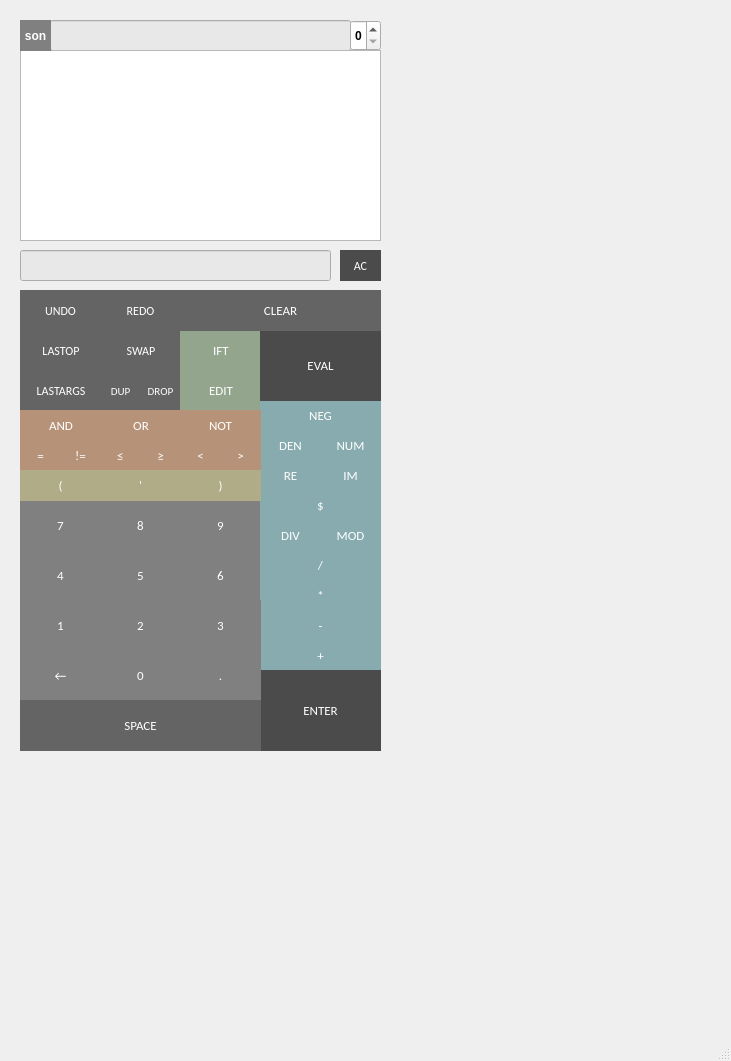
The window that mainwindow.ui (nicomarca/UTComputer) describes before a commit, drawn with Qt 5.
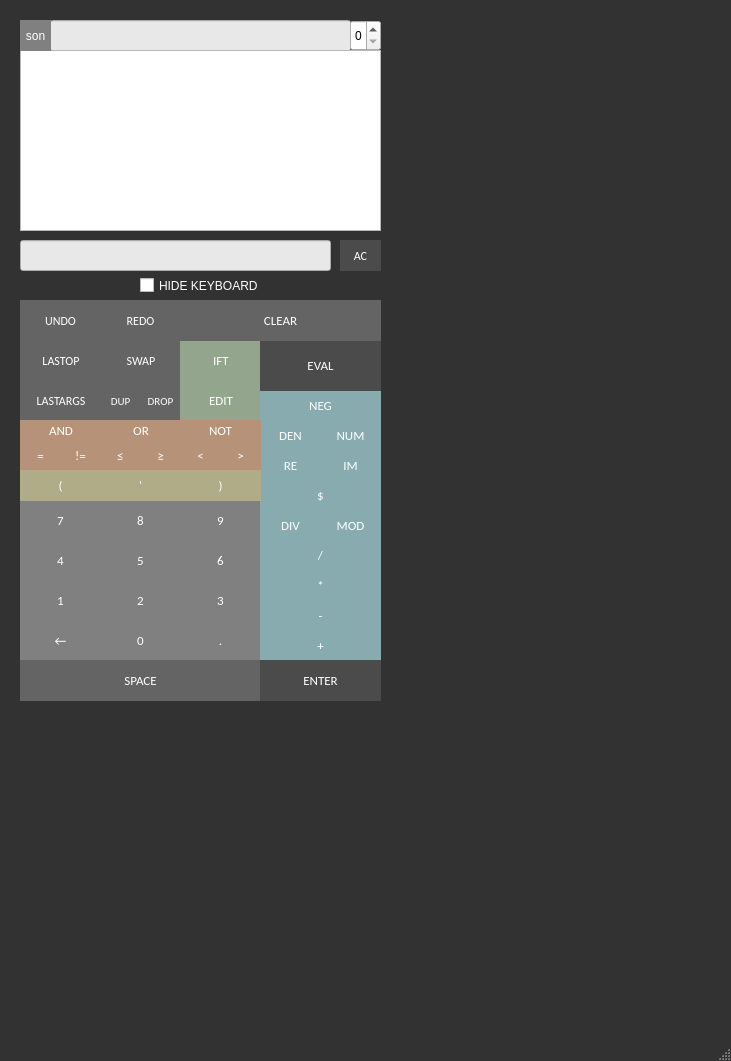
The same window after the commit.

```diff
--- a/mainwindow.ui
+++ b/mainwindow.ui
@@ -27,9 +27,7 @@
 
 QMainWindow {
 	background-color: rgb(50,50,50);
-}
-
-this-&gt;setFixedSize(500,500);</string>
+}</string>
   </property>
   <widget class="QWidget" name="centralWidget">
    <widget class="QLineEdit" name="expression">
@@ -39,7 +37,7 @@
     <property name="geometry">
      <rect>
       <x>20</x>
-      <y>250</y>
+      <y>240</y>
       <width>311</width>
       <height>31</height>
      </rect>
@@ -98,7 +96,7 @@
     <property name="geometry">
      <rect>
       <x>340</x>
-      <y>250</y>
+      <y>240</y>
       <width>41</width>
       <height>31</height>
      </rect>
@@ -148,7 +146,7 @@
     <property name="geometry">
      <rect>
       <x>260</x>
-      <y>610</y>
+      <y>600</y>
       <width>121</width>
       <height>31</height>
      </rect>
@@ -188,7 +186,7 @@
     <property name="geometry">
      <rect>
       <x>320</x>
-      <y>460</y>
+      <y>450</y>
       <width>61</width>
       <height>31</height>
      </rect>
@@ -228,9 +226,9 @@
     <property name="geometry">
      <rect>
       <x>260</x>
-      <y>330</y>
+      <y>340</y>
       <width>121</width>
-      <height>71</height>
+      <height>51</height>
      </rect>
     </property>
     <property name="font">
@@ -269,7 +267,7 @@
     <property name="geometry">
      <rect>
       <x>180</x>
-      <y>330</y>
+      <y>340</y>
       <width>82</width>
       <height>41</height>
      </rect>
@@ -310,7 +308,7 @@
     <property name="geometry">
      <rect>
       <x>320</x>
-      <y>520</y>
+      <y>510</y>
       <width>61</width>
       <height>31</height>
      </rect>
@@ -393,7 +391,7 @@
     <property name="geometry">
      <rect>
       <x>320</x>
-      <y>430</y>
+      <y>420</y>
       <width>61</width>
       <height>31</height>
      </rect>
@@ -433,7 +431,7 @@
     <property name="geometry">
      <rect>
       <x>100</x>
-      <y>330</y>
+      <y>340</y>
       <width>82</width>
       <height>41</height>
      </rect>
@@ -474,9 +472,9 @@
     <property name="geometry">
      <rect>
       <x>20</x>
-      <y>700</y>
+      <y>660</y>
       <width>241</width>
-      <height>51</height>
+      <height>41</height>
      </rect>
     </property>
     <property name="font">
@@ -514,7 +512,7 @@
     <property name="geometry">
      <rect>
       <x>140</x>
-      <y>370</y>
+      <y>380</y>
       <width>41</width>
       <height>41</height>
      </rect>
@@ -592,9 +590,9 @@
     <property name="geometry">
      <rect>
       <x>100</x>
-      <y>410</y>
+      <y>420</y>
       <width>82</width>
-      <height>31</height>
+      <height>21</height>
      </rect>
     </property>
     <property name="font">
@@ -635,7 +633,7 @@
     <property name="geometry">
      <rect>
       <x>260</x>
-      <y>430</y>
+      <y>420</y>
       <width>61</width>
       <height>31</height>
      </rect>
@@ -675,9 +673,9 @@
     <property name="geometry">
      <rect>
       <x>100</x>
-      <y>600</y>
+      <y>580</y>
       <width>81</width>
-      <height>51</height>
+      <height>41</height>
      </rect>
     </property>
     <property name="palette">
@@ -890,7 +888,7 @@
     <property name="geometry">
      <rect>
       <x>260</x>
-      <y>640</y>
+      <y>630</y>
       <width>121</width>
       <height>31</height>
      </rect>
@@ -1129,9 +1127,9 @@
     <property name="geometry">
      <rect>
       <x>180</x>
-      <y>410</y>
+      <y>420</y>
       <width>81</width>
-      <height>31</height>
+      <height>21</height>
      </rect>
     </property>
     <property name="font">
@@ -1172,7 +1170,7 @@
     <property name="geometry">
      <rect>
       <x>100</x>
-      <y>370</y>
+      <y>380</y>
       <width>41</width>
       <height>41</height>
      </rect>
@@ -1214,9 +1212,9 @@
     <property name="geometry">
      <rect>
       <x>100</x>
-      <y>650</y>
+      <y>620</y>
       <width>81</width>
-      <height>51</height>
+      <height>41</height>
      </rect>
     </property>
     <property name="palette">
@@ -1429,7 +1427,7 @@
     <property name="geometry">
      <rect>
       <x>180</x>
-      <y>290</y>
+      <y>300</y>
       <width>201</width>
       <height>41</height>
      </rect>
@@ -1470,7 +1468,7 @@
     <property name="geometry">
      <rect>
       <x>20</x>
-      <y>370</y>
+      <y>380</y>
       <width>82</width>
       <height>41</height>
      </rect>
@@ -1551,7 +1549,7 @@
     <property name="geometry">
      <rect>
       <x>260</x>
-      <y>580</y>
+      <y>570</y>
       <width>121</width>
       <height>31</height>
      </rect>
@@ -1634,9 +1632,9 @@
     <property name="geometry">
      <rect>
       <x>20</x>
-      <y>410</y>
+      <y>420</y>
       <width>82</width>
-      <height>31</height>
+      <height>21</height>
      </rect>
     </property>
     <property name="font">
@@ -1677,9 +1675,9 @@
     <property name="geometry">
      <rect>
       <x>180</x>
-      <y>650</y>
+      <y>620</y>
       <width>81</width>
-      <height>51</height>
+      <height>41</height>
      </rect>
     </property>
     <property name="palette">
@@ -1889,9 +1887,9 @@
     <property name="geometry">
      <rect>
       <x>180</x>
-      <y>600</y>
+      <y>580</y>
       <width>81</width>
-      <height>51</height>
+      <height>41</height>
      </rect>
     </property>
     <property name="palette">
@@ -2105,7 +2103,7 @@
     <property name="geometry">
      <rect>
       <x>180</x>
-      <y>370</y>
+      <y>380</y>
       <width>82</width>
       <height>41</height>
      </rect>
@@ -2188,7 +2186,7 @@
       <x>100</x>
       <y>500</y>
       <width>81</width>
-      <height>51</height>
+      <height>41</height>
      </rect>
     </property>
     <property name="palette">
@@ -2401,7 +2399,7 @@
     <property name="geometry">
      <rect>
       <x>260</x>
-      <y>490</y>
+      <y>480</y>
       <width>121</width>
       <height>31</height>
      </rect>
@@ -2441,7 +2439,7 @@
     <property name="geometry">
      <rect>
       <x>260</x>
-      <y>550</y>
+      <y>540</y>
       <width>121</width>
       <height>31</height>
      </rect>
@@ -2481,9 +2479,9 @@
     <property name="geometry">
      <rect>
       <x>180</x>
-      <y>550</y>
+      <y>540</y>
       <width>81</width>
-      <height>51</height>
+      <height>41</height>
      </rect>
     </property>
     <property name="palette">
@@ -2698,7 +2696,7 @@
       <x>20</x>
       <y>500</y>
       <width>81</width>
-      <height>51</height>
+      <height>41</height>
      </rect>
     </property>
     <property name="palette">
@@ -3000,9 +2998,9 @@
     <property name="geometry">
      <rect>
       <x>20</x>
-      <y>600</y>
+      <y>580</y>
       <width>81</width>
-      <height>51</height>
+      <height>41</height>
      </rect>
     </property>
     <property name="palette">
@@ -3215,7 +3213,7 @@
     <property name="geometry">
      <rect>
       <x>260</x>
-      <y>400</y>
+      <y>390</y>
       <width>121</width>
       <height>31</height>
      </rect>
@@ -3255,9 +3253,9 @@
     <property name="geometry">
      <rect>
       <x>100</x>
-      <y>550</y>
+      <y>540</y>
       <width>81</width>
-      <height>51</height>
+      <height>41</height>
      </rect>
     </property>
     <property name="palette">
@@ -3470,9 +3468,9 @@
     <property name="geometry">
      <rect>
       <x>260</x>
-      <y>670</y>
+      <y>660</y>
       <width>121</width>
-      <height>81</height>
+      <height>41</height>
      </rect>
     </property>
     <property name="font">
@@ -3511,9 +3509,9 @@
     <property name="geometry">
      <rect>
       <x>20</x>
-      <y>550</y>
+      <y>540</y>
       <width>81</width>
-      <height>51</height>
+      <height>41</height>
      </rect>
     </property>
     <property name="palette">
@@ -3726,7 +3724,7 @@
     <property name="geometry">
      <rect>
       <x>20</x>
-      <y>330</y>
+      <y>340</y>
       <width>82</width>
       <height>41</height>
      </rect>
@@ -3767,7 +3765,7 @@
     <property name="geometry">
      <rect>
       <x>260</x>
-      <y>520</y>
+      <y>510</y>
       <width>61</width>
       <height>31</height>
      </rect>
@@ -3807,9 +3805,9 @@
     <property name="geometry">
      <rect>
       <x>20</x>
-      <y>650</y>
+      <y>620</y>
       <width>81</width>
-      <height>51</height>
+      <height>41</height>
      </rect>
     </property>
     <property name="palette">
@@ -4104,7 +4102,7 @@
     <property name="geometry">
      <rect>
       <x>260</x>
-      <y>460</y>
+      <y>450</y>
       <width>61</width>
       <height>31</height>
      </rect>
@@ -4147,7 +4145,7 @@
     <property name="geometry">
      <rect>
       <x>100</x>
-      <y>290</y>
+      <y>300</y>
       <width>81</width>
       <height>41</height>
      </rect>
@@ -4261,7 +4259,7 @@
       <x>20</x>
       <y>50</y>
       <width>361</width>
-      <height>191</height>
+      <height>181</height>
      </rect>
     </property>
    </widget>
@@ -4302,7 +4300,7 @@
     <property name="geometry">
      <rect>
       <x>20</x>
-      <y>290</y>
+      <y>300</y>
       <width>81</width>
       <height>41</height>
      </rect>
@@ -4345,7 +4343,7 @@
       <x>180</x>
       <y>500</y>
       <width>81</width>
-      <height>51</height>
+      <height>41</height>
      </rect>
     </property>
     <property name="palette">
@@ -4554,6 +4552,27 @@
      <string notr="true">buttonGroup</string>
     </attribute>
    </widget>
+   <widget class="QCheckBox" name="checkBox">
+    <property name="geometry">
+     <rect>
+      <x>140</x>
+      <y>270</y>
+      <width>121</width>
+      <height>31</height>
+     </rect>
+    </property>
+    <property name="styleSheet">
+     <string notr="true">QCheckBox{
+			font: 7pt &quot;Calibri&quot;;
+	 color: white;
+}</string>
+    </property>
+    <property name="text">
+     <string>HIDE KEYBOARD</string>
+    </property>
+   </widget>
+   <zorder>pushButtonPoint</zorder>
+   <zorder>pushButton3</zorder>
    <zorder>pushButtonLastargs</zorder>
    <zorder>pushButtonDup</zorder>
    <zorder>pushButtonDrop</zorder>
@@ -4589,15 +4608,12 @@
    <zorder>pushButtonInf</zorder>
    <zorder>pushButtonDif</zorder>
    <zorder>pushButton5</zorder>
-   <zorder>pushButtonEnter</zorder>
    <zorder>pushButton4</zorder>
    <zorder>pushButtonLastop</zorder>
    <zorder>pushButtonBack</zorder>
    <zorder>pushButtonSupeq</zorder>
    <zorder>pushButtonRedo</zorder>
    <zorder>pushButton1</zorder>
-   <zorder>pushButton3</zorder>
-   <zorder>pushButtonPoint</zorder>
    <zorder>pushButtonNot</zorder>
    <zorder>pushButtonClear</zorder>
    <zorder>pushButtonRightPar</zorder>
@@ -4609,6 +4625,8 @@
    <zorder>pushButtonQuote</zorder>
    <zorder>pushButtonLeftPar</zorder>
    <zorder>pushButtonSpace</zorder>
+   <zorder>pushButtonEnter</zorder>
+   <zorder>checkBox</zorder>
   </widget>
   <widget class="QStatusBar" name="statusBar"/>
  </widget>
```
